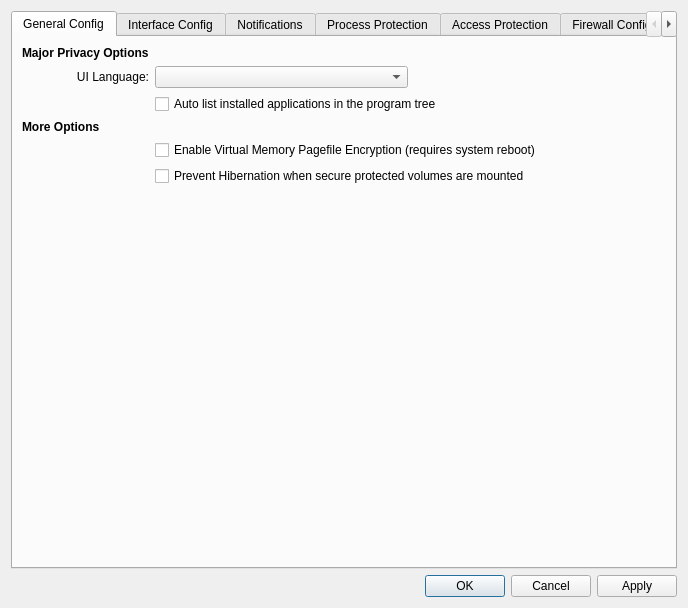
First picture: the form in MajorPrivacy/Forms/SettingsWindow.ui, repository xanasoft/MajorPrivacy, before the edit.
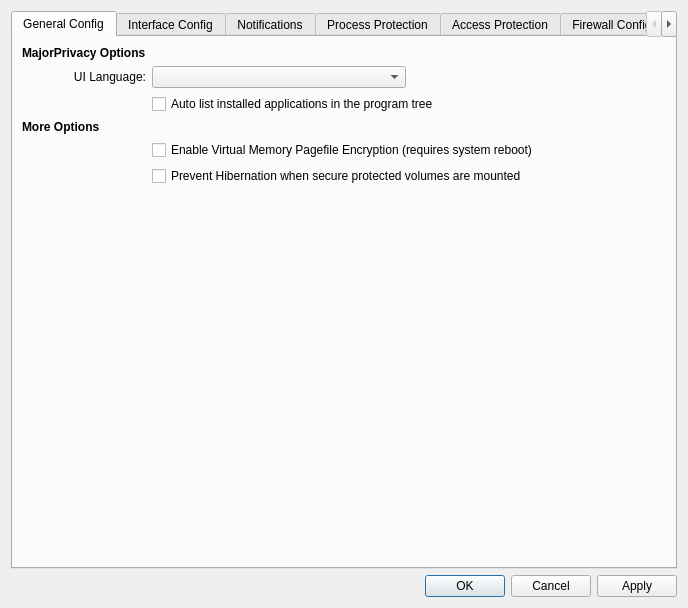
Second picture: the form after the edit. The open tabs and pages were chosen to show the change. Icons and pictures are not drawn.

What changed in the file:
```diff
--- a/MajorPrivacy/Forms/SettingsWindow.ui
+++ b/MajorPrivacy/Forms/SettingsWindow.ui
@@ -66,7 +66,7 @@
               </font>
              </property>
              <property name="text">
-              <string>Major Privacy Options</string>
+              <string>MajorPrivacy Options</string>
              </property>
             </widget>
            </item>
```
Left out of the diff: 4 changed lines with no effect on the pictures.
